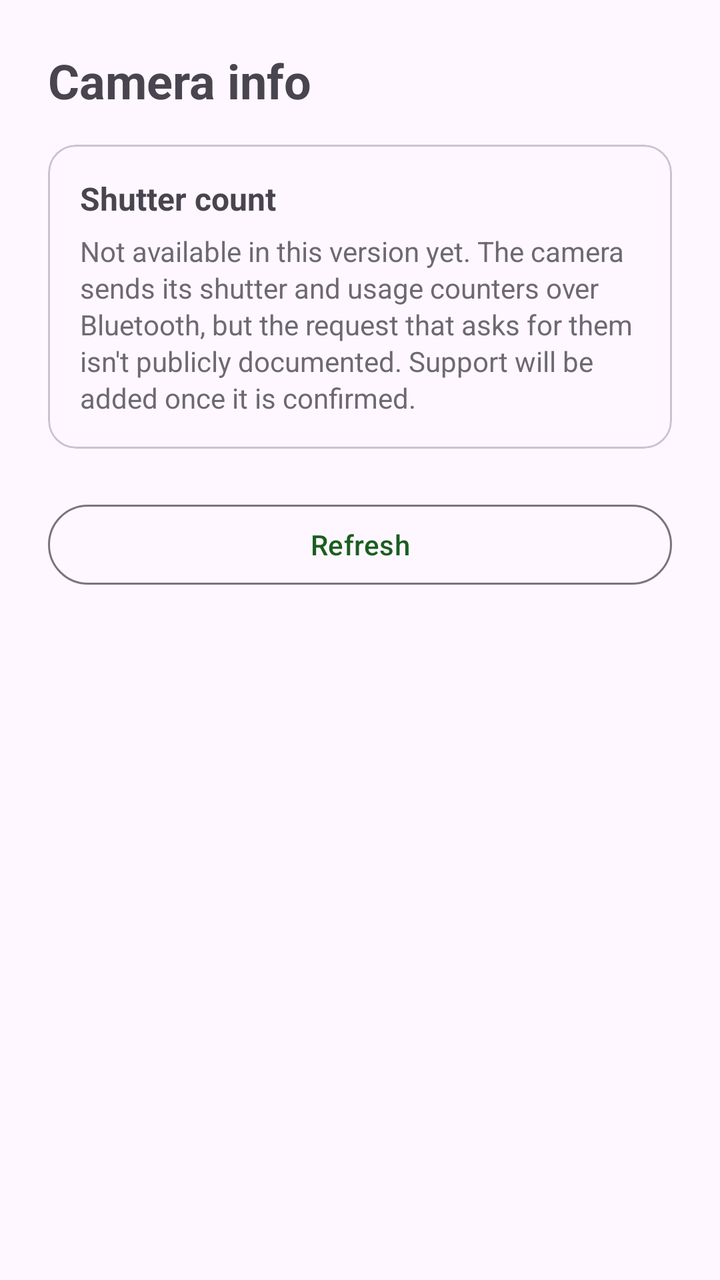
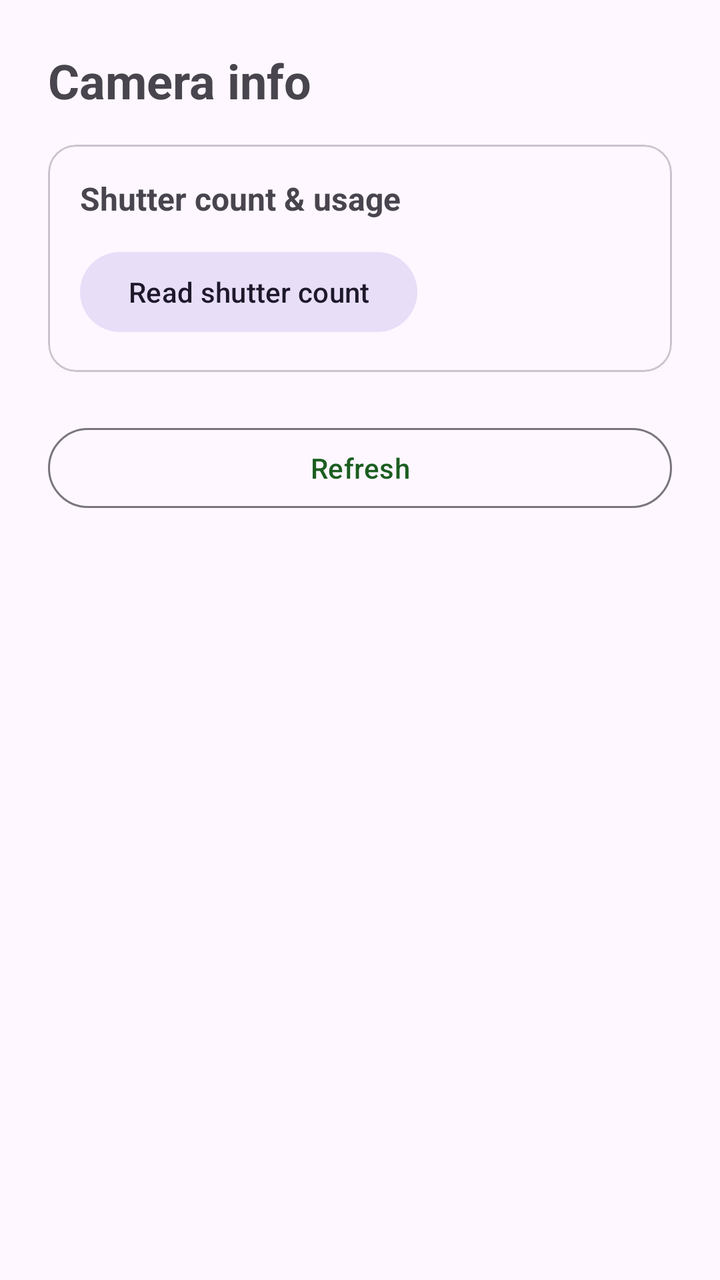

Two renders of the same Android screen: before a commit and after it. Below are the layout's source before the change and the commit's diff.
<!-- AndroidManifest.xml: application theme Theme.FujiRemote -->
<!-- res/layout/activity_info.xml -->
<?xml version="1.0" encoding="utf-8"?>
<ScrollView xmlns:android="http://schemas.android.com/apk/res/android"
    xmlns:app="http://schemas.android.com/apk/res-auto"
    android:layout_width="match_parent"
    android:layout_height="match_parent"
    android:fitsSystemWindows="true">

    <LinearLayout
        android:layout_width="match_parent"
        android:layout_height="wrap_content"
        android:orientation="vertical"
        android:padding="24dp">

        <TextView
            android:id="@+id/title"
            android:layout_width="wrap_content"
            android:layout_height="wrap_content"
            android:paddingBottom="16dp"
            android:text="@string/camera_info"
            android:textSize="24sp"
            android:textStyle="bold" />

        <com.google.android.material.card.MaterialCardView
            android:layout_width="match_parent"
            android:layout_height="wrap_content"
            android:layout_marginBottom="8dp"
            app:cardCornerRadius="14dp"
            app:cardElevation="0dp"
            app:strokeWidth="1dp">

            <LinearLayout
                android:layout_width="match_parent"
                android:layout_height="wrap_content"
                android:orientation="vertical"
                android:padding="16dp">

                <TextView
                    android:layout_width="wrap_content"
                    android:layout_height="wrap_content"
                    android:paddingBottom="6dp"
                    android:text="@string/shutter_count_title"
                    android:textSize="16sp"
                    android:textStyle="bold" />

                <TextView
                    android:layout_width="wrap_content"
                    android:layout_height="wrap_content"
                    android:alpha="0.8"
                    android:lineSpacingExtra="2dp"
                    android:text="@string/shutter_count_pending" />
            </LinearLayout>
        </com.google.android.material.card.MaterialCardView>

        <LinearLayout
            android:id="@+id/sections"
            android:layout_width="match_parent"
            android:layout_height="wrap_content"
            android:orientation="vertical" />

        <TextView
            android:id="@+id/empty"
            android:layout_width="match_parent"
            android:layout_height="wrap_content"
            android:paddingVertical="24dp"
            android:text="@string/not_connected_hint"
            android:visibility="gone" />

        <com.google.android.material.button.MaterialButton
            android:id="@+id/refreshButton"
            style="@style/Widget.Material3.Button.OutlinedButton"
            android:layout_width="match_parent"
            android:layout_height="wrap_content"
            android:layout_marginTop="16dp"
            android:text="@string/refresh" />
    </LinearLayout>
</ScrollView>
<!-- resources referenced by this layout -->
<resources>
  <string name="camera_info">Camera info</string>
  <string name="not_connected_hint">Connect to the camera first.</string>
  <string name="refresh">Refresh</string>
  <string name="shutter_count_pending">Not available in this version yet. The camera sends its shutter and usage counters over Bluetooth, but the request that asks for them isn\'t publicly documented. Support will be added once it is confirmed.</string>
  <string name="shutter_count_title">Shutter count</string>
  <style name="Theme.FujiRemote" parent="Theme.Material3.DayNight.NoActionBar">
          <item name="colorPrimary">@color/fuji_green</item>
          <item name="colorPrimaryDark">@color/fuji_green</item>
          <item name="colorSecondary">@color/fuji_green_light</item>
      </style>
  <color name="fuji_green">#1B5E20</color>
  <color name="fuji_green_light">#4C8C4A</color>
</resources>

<!-- the commit's change to res/layout/activity_info.xml (unified diff, before → after) -->
@@ -43,11 +43,43 @@
                     android:textStyle="bold" />
 
                 <TextView
+                    android:id="@+id/shutterHeadline"
+                    android:layout_width="wrap_content"
+                    android:layout_height="wrap_content"
+                    android:paddingBottom="4dp"
+                    android:textSize="28sp"
+                    android:textStyle="bold"
+                    android:visibility="gone" />
+
+                <com.google.android.material.progressindicator.LinearProgressIndicator
+                    android:id="@+id/vitalsProgress"
+                    android:layout_width="match_parent"
+                    android:layout_height="wrap_content"
+                    android:layout_marginVertical="6dp"
+                    android:indeterminate="true"
+                    android:visibility="gone" />
+
+                <TextView
+                    android:id="@+id/vitalsStatus"
                     android:layout_width="wrap_content"
                     android:layout_height="wrap_content"
                     android:alpha="0.8"
                     android:lineSpacingExtra="2dp"
-                    android:text="@string/shutter_count_pending" />
+                    android:visibility="gone" />
+
+                <LinearLayout
+                    android:id="@+id/vitalsRows"
+                    android:layout_width="match_parent"
+                    android:layout_height="wrap_content"
+                    android:orientation="vertical" />
+
+                <com.google.android.material.button.MaterialButton
+                    android:id="@+id/vitalsButton"
+                    style="@style/Widget.Material3.Button.TonalButton"
+                    android:layout_width="wrap_content"
+                    android:layout_height="wrap_content"
+                    android:layout_marginTop="6dp"
+                    android:text="@string/vitals_read" />
             </LinearLayout>
         </com.google.android.material.card.MaterialCardView>
 
<!-- resource entries referenced after the edit -->
@@ -3,8 +3,8 @@
   <string name="camera_info">Camera info</string>
   <string name="not_connected_hint">Connect to the camera first.</string>
   <string name="refresh">Refresh</string>
-  <string name="shutter_count_pending">Not available in this version yet. The camera sends its shutter and usage counters over Bluetooth, but the request that asks for them isn\'t publicly documented. Support will be added once it is confirmed.</string>
-  <string name="shutter_count_title">Shutter count</string>
+  <string name="shutter_count_title">Shutter count &amp; usage</string>
+  <string name="vitals_read">Read shutter count</string>
   <style name="Theme.FujiRemote" parent="Theme.Material3.DayNight.NoActionBar">
           <item name="colorPrimary">@color/fuji_green</item>
           <item name="colorPrimaryDark">@color/fuji_green</item>
